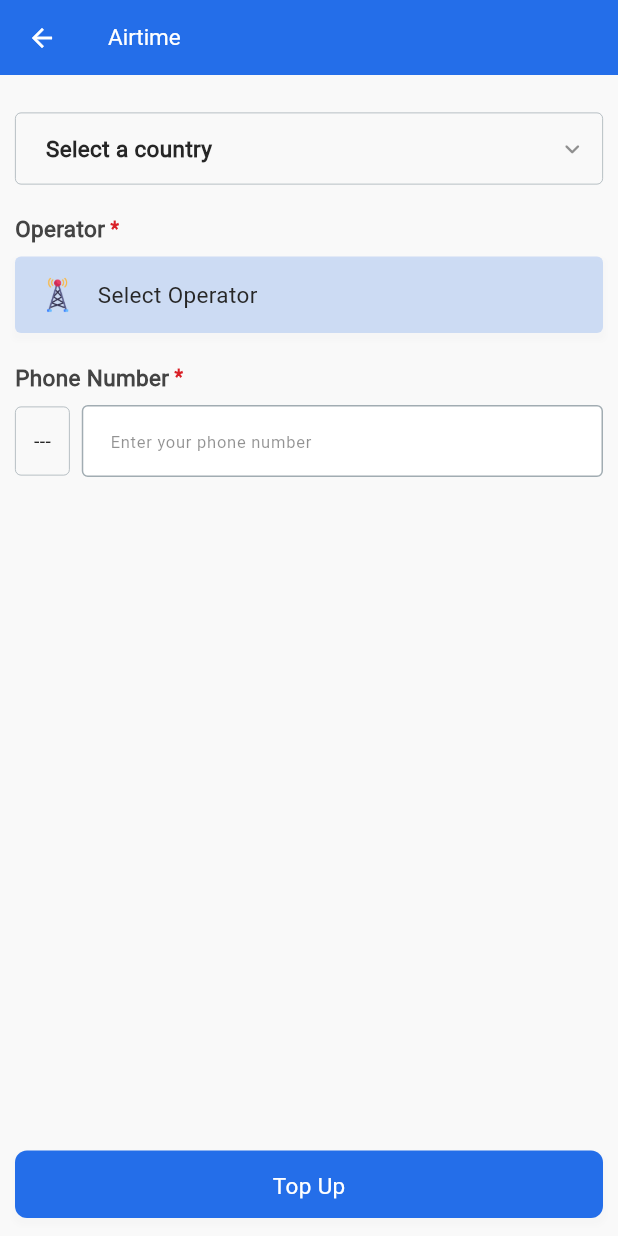
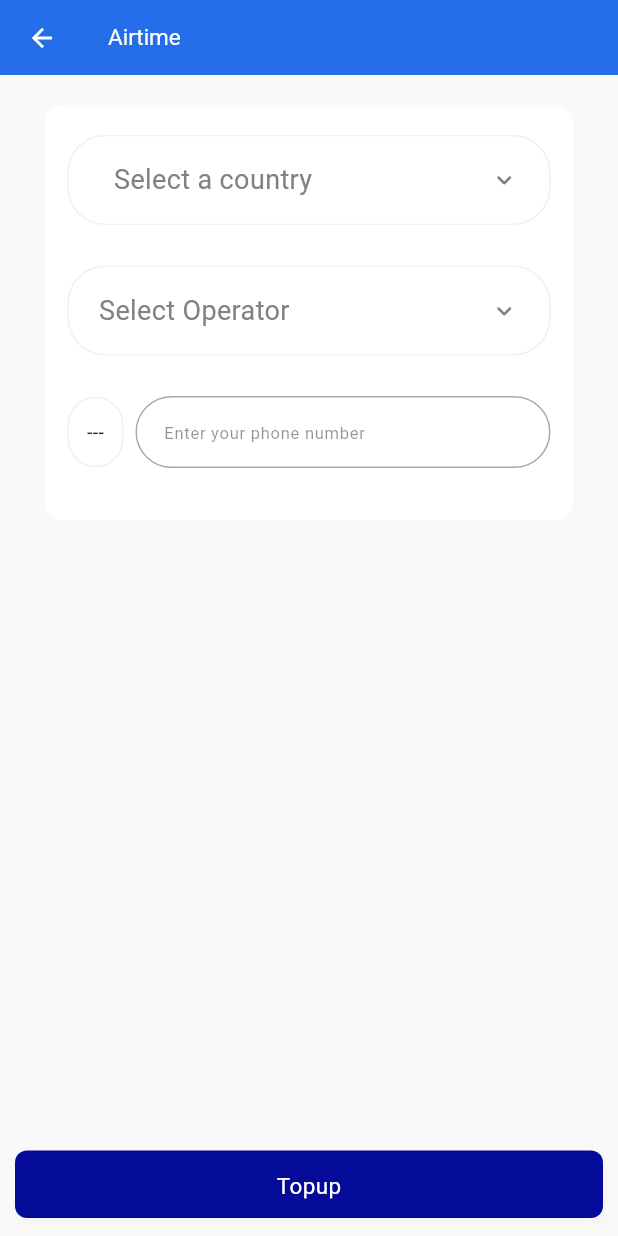
Before and after one commit to vinothkumar0107/Eastern, a Flutter app: the AirtimeScreen screen opened by its route, on a phone screen of 412 x 824 dp. Run offline on Flutter 3.47's test engine with Material 3 defaults, Android fonts, the light colour scheme and no system bars; drawn by our look-alikes of cached_network_image; our stand-ins replace animated_bottom_navigation_bar, auto_size_text, awesome_dialog, connectivity_plus, dotted_border, file_picker and 13 more; missing offline and left inert: flutter_inappwebview; accounts and stored records are empty; network calls fail; statements that could not run were skipped.

Commit message:
airtime and referral

```diff
--- a/lib/core/utils/dimensions.dart
+++ b/lib/core/utils/dimensions.dart
@@ -39,6 +39,7 @@ class Dimensions{
   static const double space35 = 35;
   static const double space40 = 40;
   static const double space50 = 50;
+  static const double space60 = 60;
 
   // screen-padding
   static const double defaultScreenTopPadding = 20.00;
--- a/lib/core/utils/my_color.dart
+++ b/lib/core/utils/my_color.dart
@@ -132,6 +132,7 @@ class MyColor{
   static const Color bodyTextColor = Color(0xFF747475);
   static const Color menu_icon_bg = Color(0xFFD9D9D9);
   static const Color menu_icon_color = Color(0xFF818181);
+  static const Color top_icon = Color(0xFF050B99);
   static  Color transparentColor = Colors.transparent;
 
   static const Color colorBlack2 = Color(0xff25282B);
--- a/lib/core/utils/my_images.dart
+++ b/lib/core/utils/my_images.dart
@@ -56,9 +56,11 @@ class MyImages{
   static const String delete = "assets/images/menu/delete.svg";
 
 
-  //new menu icons
+  //new menu icons and images
   static const String menu_profile = "assets/images/menu/menu_profile.svg";
   static const String menu_referral = "assets/images/menu/new_referral.svg";
+  static const String group_referral = "assets/images/group_referral.svg";
+  static const String referral_copy = "assets/images/copy.svg";
   static const String security = "assets/images/menu/security.svg";
   static const String airtime = "assets/images/menu/airtime.svg";
   static const String support_ticket = "assets/images/menu/support.svg";
--- a/lib/core/utils/my_strings.dart
+++ b/lib/core/utils/my_strings.dart
@@ -55,7 +55,7 @@ class MyStrings{
   static const String suggestedAmount = "Suggested Amount";
   static const String confirmPassword = "Confirm Password";
   static const String confirm = "Confirm";
-  static const String topUp = "Top Up";
+  static const String topUp = "Topup";
   static const String confirmYourPassword = "Confirm your password";
   static const String iAgreeWith = "I agree with the";
   static const String signUp = "Sign Up";
--- a/lib/views/components/buttons/custom_rounded_button.dart
+++ b/lib/views/components/buttons/custom_rounded_button.dart
@@ -28,7 +28,7 @@ class CustomRoundedButton extends StatelessWidget {
     this.svgImage,
     this.verticalPadding = 13,
     this.horizontalPadding = 15,
-    this.buttonColor = MyColor.primaryColor,
+    this.buttonColor = MyColor.top_icon,
     this.buttonTextColor = MyColor.colorWhite,
     this.isLoading = false,
     this.isOutline = false,
--- a/lib/views/components/operator/operator_widget.dart
+++ b/lib/views/components/operator/operator_widget.dart
@@ -31,26 +31,16 @@ class OperatorWidget extends StatelessWidget {
     return InkWell(
       onTap: onTap,
       child: Container(
-        padding: const EdgeInsets.symmetric(horizontal: Dimensions.space16,vertical: 13),
+        height: Dimensions.space60,
+        padding: const EdgeInsets.symmetric(horizontal: Dimensions.space20,vertical: 13),
         decoration: BoxDecoration(
-          // color: MyColor.skyBlue.withOpacity(.7),
-          color: MyColor.primaryColor.withOpacity(.2),
-          borderRadius: BorderRadius.circular(4),
-          boxShadow: MyUtil.getCardShadow()
+            color: MyColor.transparentColor,
+            border:  Border.all(color: MyColor.borderColor, width: .9),
+            borderRadius: BorderRadius.circular(Dimensions.paddingSize25)
         ),
         child: Row(
           children: [
-
-            CachedNetworkImage(
-              height: 25,
-              width: 25,
-              fit: BoxFit.cover,
-              imageUrl: image ?? "",
-              placeholder: (context, url) => const CustomImageLoader(),
-              errorWidget: (context, url, error) => Image.asset(MyImages.tower,width: 25,height: 25,),
-            ),
-            const SizedBox(width: 14,),
-            Expanded(child: Text(title ?? "".tr,style: interRegularLarge.copyWith(color:MyColor.colorBlack),maxLines: 1,overflow: TextOverflow.ellipsis,)),
+            Expanded(child: Text(title ?? "".tr,style: interMediumOverLarge.copyWith(color:MyColor.menu_icon_color),maxLines: 1,overflow: TextOverflow.ellipsis,)),
 
             isShowChangeButton ?
             Container(
@@ -59,8 +49,9 @@ class OperatorWidget extends StatelessWidget {
                   borderRadius: BorderRadius.circular(4),
                   color: MyColor.primaryColor
               ),
-              child: Text(MyStrings.change.tr,style: interMediumLarge.copyWith(color: MyColor.textColor),),
-            ) : const SizedBox.shrink()
+              child: Text(MyStrings.change.tr,style: interMediumLarge.copyWith(color: MyColor.menu_icon_color),),
+            ) : const SizedBox.shrink(),
+            const Icon(Icons.expand_more_rounded,color: MyColor.menu_icon_color,size: 20,)
           ],
         ),
       ),
--- a/lib/views/components/text-field/custom_text_field.dart
+++ b/lib/views/components/text-field/custom_text_field.dart
@@ -98,7 +98,9 @@ class _CustomTextFieldState extends State<CustomTextField> {
             prefixIcon: widget.prefixText.isEmpty?null:Container(
               margin: const EdgeInsets.symmetric(horizontal: 8),
               padding: const EdgeInsets.symmetric(horizontal: 10,vertical: 5),
-              decoration: BoxDecoration(color: MyColor.primaryColor.withOpacity(.1),borderRadius: BorderRadius.circular(Dimensions.defaultRadius)),
+              decoration: BoxDecoration(color: MyColor.primaryColor.withOpacity(.1),
+                  borderRadius: BorderRadius.circular(Dimensions.defaultRadius)
+              ),
               child: Text(widget.prefixText,style: interRegularDefault.copyWith(color:MyColor.primaryColor),),
             ),
             prefixIconConstraints: const BoxConstraints(minWidth: 0, minHeight: 0),
@@ -109,8 +111,8 @@ class _CustomTextFieldState extends State<CustomTextField> {
             filled: true,
             border: OutlineInputBorder(borderSide: BorderSide(color: widget.disableColor,width: .5),
                 borderRadius: BorderRadius.circular(Dimensions.defaultRadius)),
-            focusedBorder: OutlineInputBorder(borderSide: const BorderSide(color: MyColor.primaryColor,width: 1), borderRadius: BorderRadius.circular(Dimensions.defaultRadius)),
-            enabledBorder: OutlineInputBorder(borderSide: BorderSide(color: widget.disableColor,width: 1), borderRadius: BorderRadius.circular(Dimensions.defaultRadius)),
+            focusedBorder: OutlineInputBorder(borderSide: const BorderSide(color: MyColor.primaryColor,width: 1), borderRadius: BorderRadius.circular(Dimensions.paddingSize25)),
+            enabledBorder: OutlineInputBorder(borderSide: BorderSide(color: widget.disableColor,width: 1), borderRadius: BorderRadius.circular(Dimensions.paddingSize25)),
             suffixIcon: widget.isShowSuffixIcon
                 ? widget.isPassword
                 ? IconButton(
--- a/lib/views/screens/airtime/airtime_screen.dart
+++ b/lib/views/screens/airtime/airtime_screen.dart
@@ -50,42 +50,57 @@ class _AirtimeScreenState extends State<AirtimeScreen> {
           title: MyStrings.airtime.tr,
         ),
         body: controller.isLoading ? const CustomLoader() :  SingleChildScrollView(
-          padding: const EdgeInsets.symmetric(horizontal: Dimensions.space10),
-          child: Column(
+          padding: const EdgeInsets.symmetric(
+              vertical: Dimensions.space20,
+              horizontal: Dimensions.space30),
+          child: Container(
+            width: double.infinity,
+            alignment: Alignment.center,
+            margin:
+            const EdgeInsets.only(bottom: Dimensions.space20),
+            padding: const EdgeInsets.symmetric(
+                vertical: Dimensions.space20,
+                horizontal: Dimensions.space15),
+            decoration: BoxDecoration(
+                color: MyColor.getCardBg(),
+                borderRadius:
+                BorderRadius.circular(Dimensions.cardMargin)),
+          child:  Column(
             children: [
-              const SizedBox(height: Dimensions.textFieldToTextFieldSpace + 10),
 
               InkWell(
                 onTap: () {
                   AirtimeCountryBottomSheet.bottomSheet(context, controller);
                 },
                 child: Container(
+                  height: Dimensions.space60,
                   width: MediaQuery.of(context).size.width,
-                  padding: EdgeInsets.symmetric(vertical:controller.selectedCountry.id != -1 ? 11 : 13,horizontal:  10),
+                  padding: EdgeInsets.symmetric(vertical:controller.selectedCountry.id != -1 ? 11 : 13,horizontal:  20),
                   decoration: BoxDecoration(
                       color: MyColor.transparentColor,
-                      border:  Border.all(color: MyColor.naturalLight,width: .5),
-                    borderRadius: BorderRadius.circular(4)
+                      border:  Border.all(color: MyColor.borderColor, width: .9),
+                      borderRadius: BorderRadius.circular(Dimensions.paddingSize25)
                   ),
                   child: Row(
                     mainAxisAlignment: MainAxisAlignment.spaceBetween,
-                    children:  [
+                    children: [
                       Row(
                         children: [
                           controller.selectedCountry.id != -1 ? ClipRRect(
-                            borderRadius: BorderRadius.circular(4),
+                            borderRadius: BorderRadius.circular(Dimensions.paddingSize25),
                             child: SvgPicture.network(
                                 width: 25,
                                 height:25,
                                 fit: BoxFit.cover,
                                 controller.selectedCountry.flagUrl ?? ""),
                           ) : const SizedBox.shrink() ,
-                          const SizedBox(width: Dimensions.space10,),
-                          Text(controller.selectedCountry.id == -1 ? MyStrings.selectACountry : controller.selectedCountry.name ?? "",style: interRegularDefault.copyWith(color: MyColor.colorBlack),),
+                          const SizedBox(width: Dimensions.space10),
+                          Text(controller.selectedCountry.id == -1 ? MyStrings.selectACountry : controller.selectedCountry.name ?? "",
+                            style: interMediumOverLarge.copyWith(color: MyColor.menu_icon_color)),
                         ],
                       ),
 
-                      Icon(Icons.expand_more_rounded,color: MyColor.getGreyText(),size: 20,)
+                      const Icon(Icons.expand_more_rounded,color: MyColor.menu_icon_color,size: 20,)
                     ],
                   ),
                 ),
@@ -100,11 +115,22 @@ class _AirtimeScreenState extends State<AirtimeScreen> {
                     crossAxisAlignment: CrossAxisAlignment.start,
                     children: [
                       const SizedBox(height: 10),
-                      LabelText(text: MyStrings.authorizationMethod.tr,required: true,),
                       const SizedBox(height: 8),
                       CustomDropDownTextField(selectedValue:controller.selectedAuthorizationMode,list: controller.authorizationList,onChanged:(dynamic value) {
                         controller.changeAuthorizationMode(value);
-                      },)
+                      },
+                      ),
+                      Container(
+                height: Dimensions.space60,
+                width: MediaQuery.of(context).size.width,
+                padding: EdgeInsets.symmetric(vertical:controller.selectedCountry.id != -1 ? 11 : 13,horizontal:  20),
+                decoration: BoxDecoration(
+                    color: MyColor.transparentColor,
+                    border:  Border.all(color: MyColor.borderColor, width: .9),
+                    borderRadius: BorderRadius.circular(Dimensions.paddingSize25)
+                ),
+                        child: ,
+                )
                     ],
                   )
               ),
@@ -117,6 +143,8 @@ class _AirtimeScreenState extends State<AirtimeScreen> {
 
             ],
           ),
+          )
+
         ),
         bottomNavigationBar: controller.isLoading ? const SizedBox.shrink() : Padding(
             padding: const EdgeInsets.symmetric(horizontal: 10,vertical: 12),
--- a/lib/views/screens/airtime/widget/operator_section.dart
+++ b/lib/views/screens/airtime/widget/operator_section.dart
@@ -22,7 +22,6 @@ class OperatorSection extends StatelessWidget {
         crossAxisAlignment: CrossAxisAlignment.start,
         children: [
           const SizedBox(height: Dimensions.textFieldToTextFieldSpace + 4),
-          FormRow(label: MyStrings.operator.tr, isRequired: true),
           const SizedBox(height: Dimensions.space8,),
           OperatorWidget(
             title: controller.selectedOperator.id == -1 ? MyStrings.selectOperator.tr : controller.selectedOperator.name,
--- a/lib/views/screens/airtime/widget/phone_section.dart
+++ b/lib/views/screens/airtime/widget/phone_section.dart
@@ -17,19 +17,20 @@ class PhoneSection extends StatelessWidget {
       builder: (controller) => Column(
         crossAxisAlignment: CrossAxisAlignment.start,
         children: [
-          FormRow(label: MyStrings.phoneNumber.tr, isRequired: true),
           const SizedBox(height: Dimensions.space8,),
           Row(
             children: [
               Container(
                 padding: const EdgeInsets.symmetric(horizontal: 12,vertical: 13),
-                decoration: BoxDecoration(
-                    borderRadius: BorderRadius.circular(4),
-                    border: Border.all(color: MyColor.naturalLight, width: .5)
+                decoration:  BoxDecoration(
+                    color: MyColor.transparentColor,
+                    border:  Border.all(color: MyColor.borderColor, width: .9),
+                    borderRadius: BorderRadius.circular(Dimensions.paddingSize25)
                 ),
                 child: Text(controller.selectedCountry.callingCodes?[0] ?? MyStrings.code.tr,style: interMediumDefault,),
               ),
               const SizedBox(width: 8),
+
               Expanded(
                   flex: 6,
                   child: CustomTextField(
--- a/lib/views/screens/auth/login/widget/login_form.dart
+++ b/lib/views/screens/auth/login/widget/login_form.dart
@@ -100,7 +100,9 @@ class _LoginFormState extends State<LoginForm> {
               obscureText: obscureText,
               controller: controller.passwordController,
               focusNode: controller.passwordFocusNode,
-              onChanged: (value){},
+              onChanged: (value){
+
+              },
             ),
 
             /*CustomTextField(
```
Also changed, not shown: lib/views/components/text-field/custom_drop_down_button_with_text_field.dart (+5 -5 lines), lib/views/screens/referral/referral_screen.dart (+100 -62 lines), assets/images/copy.svg (added), assets/images/group_referral.svg (added).
